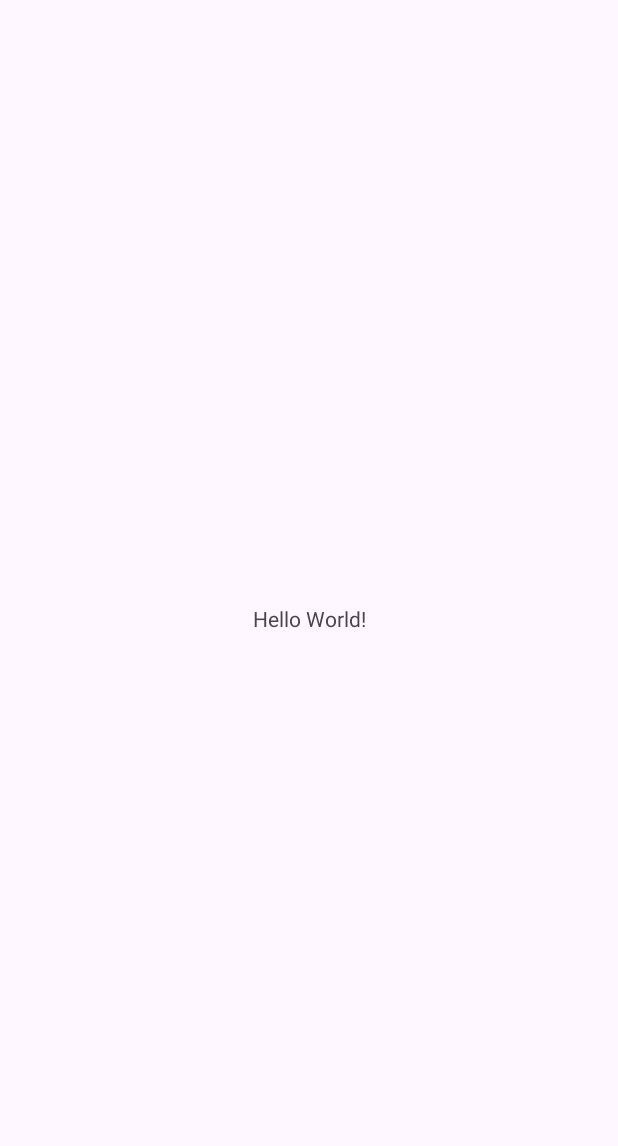
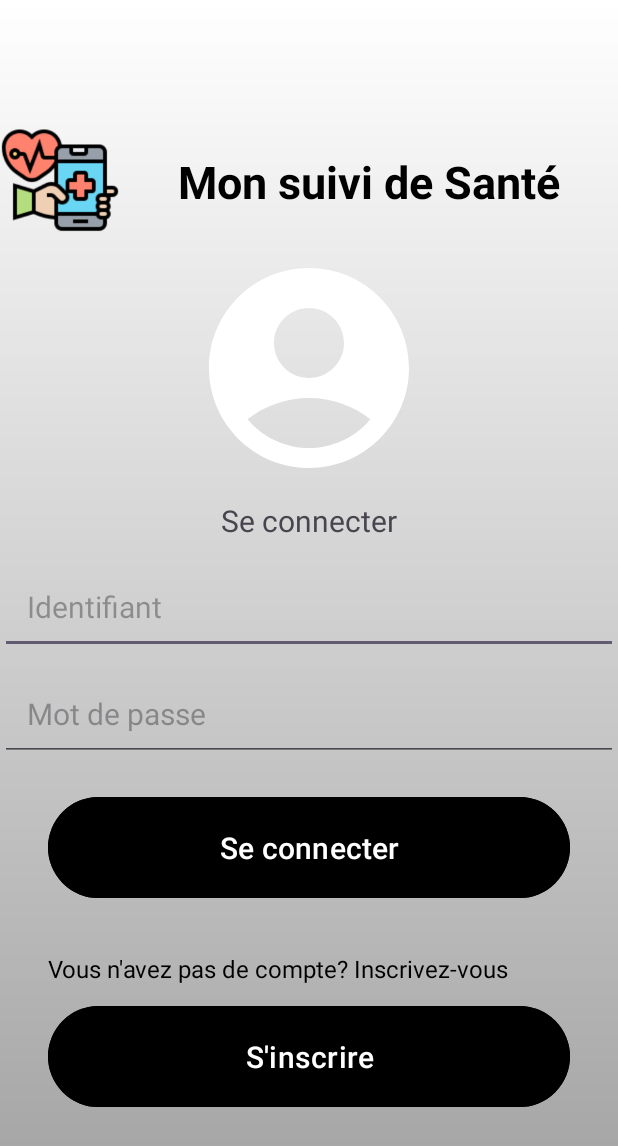
Before and after one commit to Erreur40A/Mon_suivie_de_sante, an Android app: the screen it shows after launch (MainActivity), on a phone screen of 412 x 824 dp. Before the commit the part shown is almost empty. Shown: the top 1146 px of the screen. Run offline under Robolectric (Android 15) with nearby library versions, the light colour scheme and no system bars.

Commit message:
ajout du front-end page connexion

```diff
--- a/app/src/main/java/com/example/monsuividesante/MainActivity.java
+++ b/app/src/main/java/com/example/monsuividesante/MainActivity.java
@@ -15,7 +15,7 @@
         super.onCreate(savedInstanceState);
         EdgeToEdge.enable(this);
         setContentView(R.layout.activity_main);
-        ViewCompat.setOnApplyWindowInsetsListener(findViewById(R.id.main), (v, insets) -> {
+        ViewCompat.setOnApplyWindowInsetsListener(findViewById(R.id.page_de_connexion), (v, insets) -> {
             Insets systemBars = insets.getInsets(WindowInsetsCompat.Type.systemBars());
             v.setPadding(systemBars.left, systemBars.top, systemBars.right, systemBars.bottom);
             return insets;
--- /dev/null
+++ b/app/src/main/res/drawable/icon_account_circle.xml
@@ -0,0 +1,5 @@
+<vector xmlns:android="http://schemas.android.com/apk/res/android" android:height="100dp" android:tint="#FFFFFF" android:viewportHeight="24" android:viewportWidth="24" android:width="100dp">
+
+    <path android:fillColor="@android:color/white" android:pathData="M12,2C6.48,2 2,6.48 2,12s4.48,10 10,10s10,-4.48 10,-10S17.52,2 12,2zM12,6c1.93,0 3.5,1.57 3.5,3.5S13.93,13 12,13s-3.5,-1.57 -3.5,-3.5S10.07,6 12,6zM12,20c-2.03,0 -4.43,-0.82 -6.14,-2.88C7.55,15.8 9.68,15 12,15s4.45,0.8 6.14,2.12C16.43,19.18 14.03,20 12,20z"/>
+
+</vector>
--- /dev/null
+++ b/app/src/main/res/drawable/login_background.xml
@@ -0,0 +1,6 @@
+<?xml version="1.0" encoding="utf-8"?>
+<shape xmlns:android="http://schemas.android.com/apk/res/android">
+
+    <gradient android:type="linear" android:angle="100"
+        android:startColor="#FFFFFF" android:endColor="#A0A0A0" />
+</shape>
--- /dev/null
+++ b/app/src/main/res/drawable/rounded_corner.xml
@@ -0,0 +1,8 @@
+<?xml version="1.0" encoding="utf-8"?>
+<shape xmlns:android="http://schemas.android.com/apk/res/android"
+    android:shape="rectangle">
+
+    <corners android:radius="24dp"/>
+    <stroke android:width="1dip" android:color="@color/black"/>
+
+</shape>
--- a/app/src/main/res/layout/activity_main.xml
+++ b/app/src/main/res/layout/activity_main.xml
@@ -1,19 +1,128 @@
 <?xml version="1.0" encoding="utf-8"?>
-<androidx.constraintlayout.widget.ConstraintLayout xmlns:android="http://schemas.android.com/apk/res/android"
+<RelativeLayout xmlns:android="http://schemas.android.com/apk/res/android"
     xmlns:app="http://schemas.android.com/apk/res-auto"
     xmlns:tools="http://schemas.android.com/tools"
-    android:id="@+id/main"
+    android:id="@+id/page_de_connexion"
     android:layout_width="match_parent"
     android:layout_height="match_parent"
+    android:background="@drawable/login_background"
+    android:gravity="center"
+    android:padding="16dp"
     tools:context=".MainActivity">
 
-    <TextView
-        android:layout_width="wrap_content"
+    <LinearLayout
+        android:layout_width="match_parent"
         android:layout_height="wrap_content"
-        android:text="Hello World!"
-        app:layout_constraintBottom_toBottomOf="parent"
-        app:layout_constraintEnd_toEndOf="parent"
-        app:layout_constraintStart_toStartOf="parent"
-        app:layout_constraintTop_toTopOf="parent" />
+        android:gravity="center"
+        android:orientation="vertical">
 
-</androidx.constraintlayout.widget.ConstraintLayout>
+
+        <LinearLayout
+            android:layout_width="match_parent"
+            android:layout_height="wrap_content"
+            android:orientation="horizontal"
+            android:gravity="center">
+
+            <ImageView
+                android:layout_width="80dp"
+                android:layout_height="80dp"
+                android:src="@drawable/logo_app" />
+
+            <TextView
+                android:layout_width="match_parent"
+                android:layout_height="wrap_content"
+                android:text="Mon suivi de Santé"
+                android:textSize="30sp"
+                android:textStyle="bold"
+                android:textColor="@color/black"
+                android:textAlignment="center"
+                />
+        </LinearLayout>
+
+        <ImageView
+            android:layout_width="160dp"
+            android:layout_height="160dp"
+            android:layout_marginTop="4dp"
+            android:src="@drawable/icon_account_circle"
+            />
+
+        <TextView
+            android:layout_width="wrap_content"
+            android:layout_height="wrap_content"
+            android:text="Se connecter"
+            android:textSize="20sp"
+            android:layout_marginTop="8dp" />
+
+        <EditText
+            android:layout_width="match_parent"
+            android:layout_height="wrap_content"
+            android:layout_marginTop="12dp"
+            android:hint="Identifiant"
+
+            android:textSize="20sp"
+
+            android:padding="18dp"
+            android:inputType="text"
+            android:id="@+id/identifiant_connexion"/>
+
+        <EditText
+            android:layout_width="match_parent"
+            android:layout_height="wrap_content"
+            android:layout_marginTop="8dp"
+            android:hint="Mot de passe"
+            android:textSize="20sp"
+            android:padding="18dp"
+            android:inputType="textPassword"
+            android:id="@+id/password_connexion"
+            />
+
+        <Button
+            android:id="@+id/login_button"
+            android:layout_width="match_parent"
+            android:layout_height="wrap_content"
+            android:text="Se connecter"
+            android:backgroundTint="@color/black"
+            android:textColor="#FFFFFF"
+            android:padding="20dp"
+            android:layout_marginTop="20dp"
+            android:textSize="20sp"
+            android:layout_marginStart="32dp"
+            android:layout_marginEnd="32dp"
+            android:layout_gravity="center_horizontal"
+            />
+
+        <TextView
+            android:layout_width="match_parent"
+            android:layout_height="wrap_content"
+            android:text="Vous n'avez pas de compte? Inscrivez-vous"
+            android:textColor="@color/black"
+            android:textSize="16dp"
+            android:layout_marginTop="32dp"
+            android:layout_marginStart="32dp"
+            android:layout_marginEnd="32dp"
+            android:layout_gravity="center_horizontal"
+            />
+
+        <Button
+            android:id="@+id/inscription1"
+            android:layout_width="match_parent"
+            android:layout_height="wrap_content"
+            android:text="S'inscrire"
+            android:backgroundTint="@color/black"
+            android:textColor="#FFFFFF"
+            android:padding="20dp"
+            android:layout_marginTop="10dp"
+            android:textSize="20sp"
+            android:layout_marginStart="32dp"
+            android:layout_marginEnd="32dp"
+            android:layout_gravity="center_horizontal"
+            />
+
+
+
+
+    </LinearLayout>
+
+
+
+</RelativeLayout>
```
Also changed, not shown: app/src/main/res/drawable/logo_app.png (added), 1 other file.
